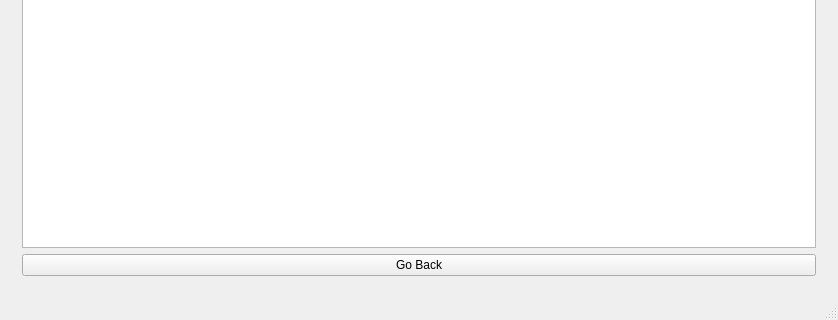
This is mainwindow.ui in mronfire/Project-1---Warehouse-Manager as Qt 5 draws it before an edit; both pictures show x 0 to 838 and y 308 to 628 of the 838 by 628 pixel window. The edited form follows.
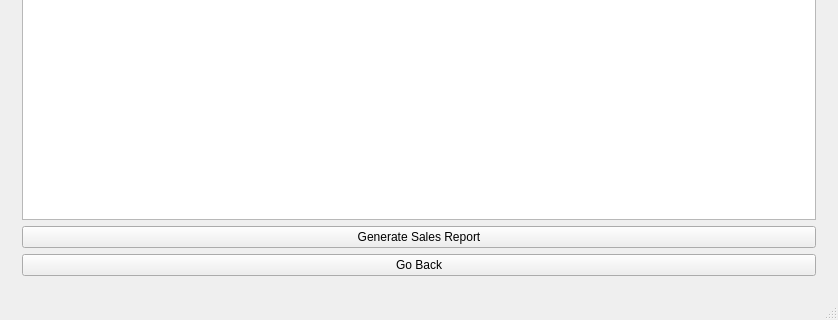
This is the edited form. The open tabs and pages were chosen to show the change.

Commit message: We need to generate both list

```diff
--- a/mainwindow.ui
+++ b/mainwindow.ui
@@ -24,7 +24,7 @@
     <item row="0" column="0">
      <widget class="QStackedWidget" name="stackedWidget">
       <property name="currentIndex">
-       <number>0</number>
+       <number>4</number>
       </property>
       <widget class="QWidget" name="loginPage">
        <layout class="QGridLayout" name="gridLayout_4">
@@ -473,7 +473,7 @@
        <layout class="QGridLayout" name="gridLayout_11">
         <item row="0" column="0">
          <layout class="QGridLayout" name="gridLayout_10">
-          <item row="2" column="0">
+          <item row="3" column="0">
            <widget class="QPushButton" name="pushButton_goBacktoMenu">
             <property name="text">
              <string>Go Back</string>
@@ -498,6 +498,13 @@
             </property>
            </widget>
           </item>
+          <item row="2" column="0">
+           <widget class="QPushButton" name="pushButton_generateSales">
+            <property name="text">
+             <string>Generate Sales Report</string>
+            </property>
+           </widget>
+          </item>
          </layout>
         </item>
        </layout>
```
The commit also changes 2 other files.
